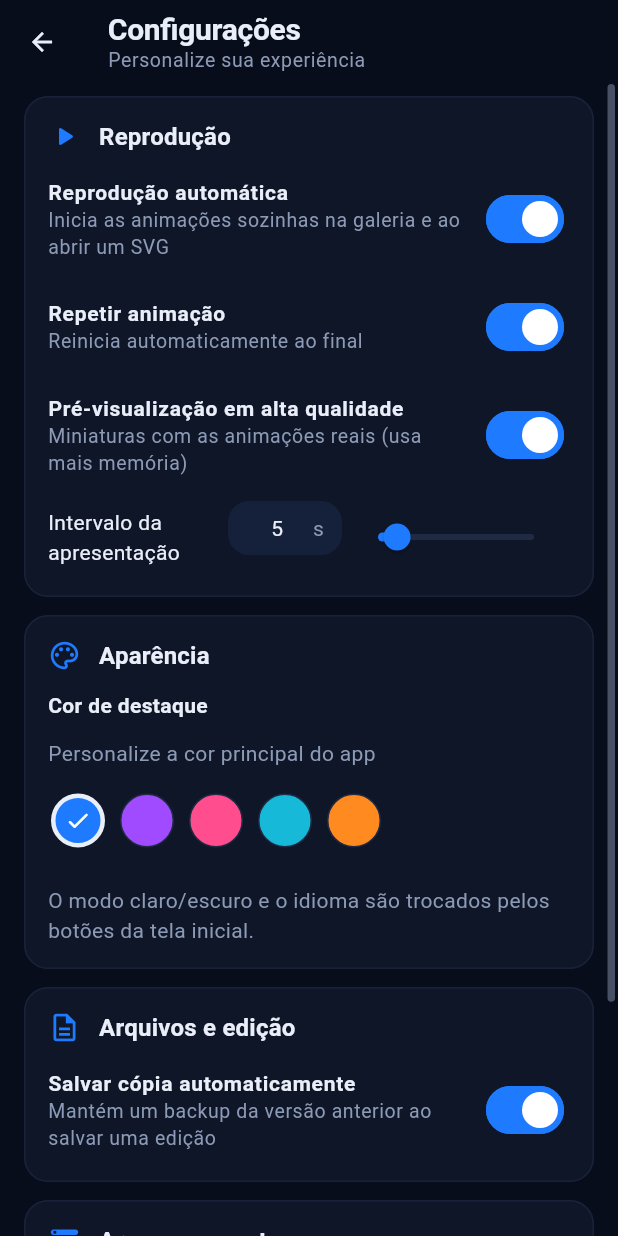
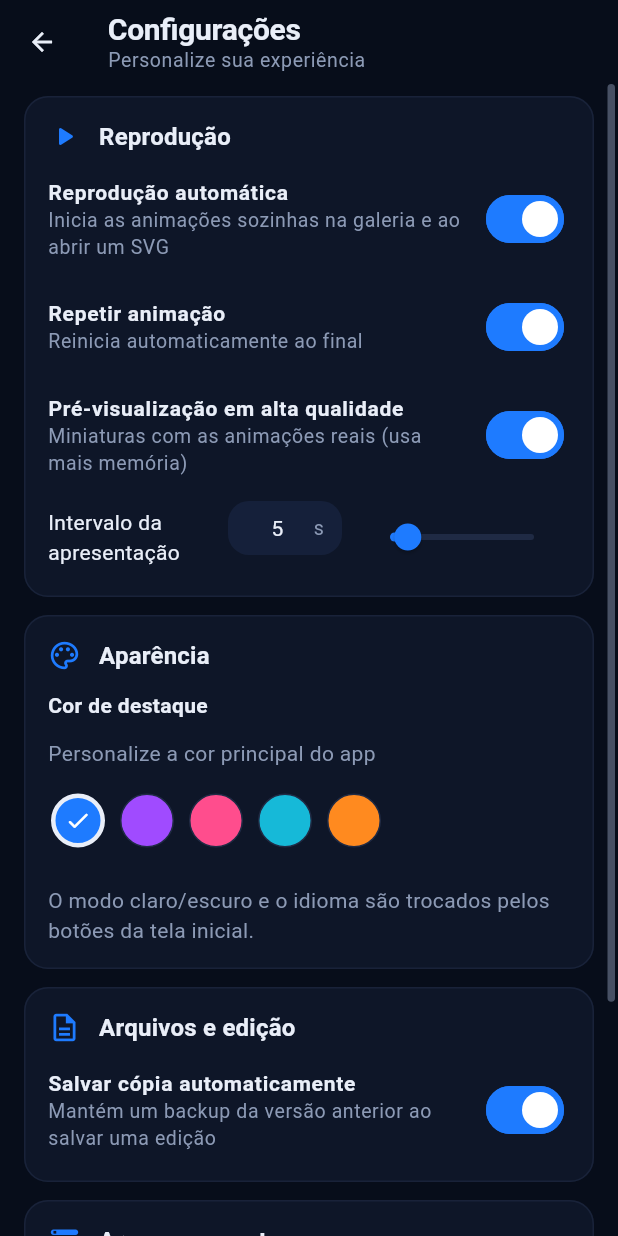
Before and after one commit to lianeheidemann/svg-motion-gallery, a Flutter app: the SettingsScreen screen opened directly, on a phone screen of 412 x 824 dp. Run offline on Flutter 3.47's test engine with Material 3 defaults, Android fonts, the phone set to English and light mode, and no system bars; our stand-ins replace file_picker, flutter_svg, share_plus, shared_preferences, web, webview_flutter; missing offline and left inert: dart:js_interop; accounts and stored records are empty; generated files the repository leaves out were written again.

Commit message:
Standardize interface component sizing

```diff
--- a/packages/design_system/lib/src/widgets/slider_field.dart
+++ b/packages/design_system/lib/src/widgets/slider_field.dart
@@ -2,6 +2,7 @@ import 'package:flutter/material.dart';
 import 'package:flutter/services.dart';
 
 import '../theme/gallery_colors.dart';
+import '../theme/tokens.dart';
 
 /// A labeled adjustment with a slider bar and a numeric field kept in sync.
 ///
@@ -41,14 +42,16 @@ class SliderField extends StatefulWidget {
 }
 
 class _SliderFieldState extends State<SliderField> {
-  late final TextEditingController _text = TextEditingController(text: _format(widget.value));
+  late final TextEditingController _text =
+      TextEditingController(text: _format(widget.value));
   final _focus = FocusNode();
 
   bool get _enabled => widget.onChanged != null || widget.onChangeEnd != null;
 
   String _format(double value) => value.toStringAsFixed(widget.fractionDigits);
 
-  double _clamp(double value) => value.clamp(widget.min, widget.max).toDouble();
+  double _clamp(double value) =>
+      value.clamp(widget.min, widget.max).toDouble();
 
   @override
   void initState() {
@@ -74,7 +77,9 @@ class _SliderFieldState extends State<SliderField> {
   }
 
   void _submit(String raw) {
-    final parsed = double.tryParse(raw.replaceAll(',', '.').replaceAll(widget.unit, '').trim());
+    final parsed = double.tryParse(
+      raw.replaceAll(',', '.').replaceAll(widget.unit, '').trim(),
+    );
     if (parsed == null) {
       _text.text = _format(widget.value);
       return;
@@ -90,7 +95,9 @@ class _SliderFieldState extends State<SliderField> {
   Widget build(BuildContext context) {
     final theme = Theme.of(context);
     final value = _clamp(widget.value);
-    return Row(
+    return SizedBox(
+      height: AppSizes.inputHeight,
+      child: Row(
         children: [
           SizedBox(
             width: widget.labelWidth,
@@ -102,25 +109,35 @@ class _SliderFieldState extends State<SliderField> {
             ),
           ),
           SizedBox(
-          width: 76,
+            width: AppSizes.sliderFieldWidth,
+            height: AppSizes.inputHeight,
             child: TextField(
               controller: _text,
               focusNode: _focus,
               enabled: _enabled,
               textAlign: TextAlign.center,
+              style: theme.textTheme.bodyMedium,
               keyboardType: TextInputType.numberWithOptions(
                 signed: widget.min < 0,
                 decimal: widget.fractionDigits > 0,
               ),
-            inputFormatters: [FilteringTextInputFormatter.allow(RegExp(r'[-0-9.,]'))],
+              inputFormatters: [
+                FilteringTextInputFormatter.allow(RegExp(r'[-0-9.,]')),
+              ],
               decoration: InputDecoration(
                 suffixText: widget.unit,
-              suffixStyle: TextStyle(color: GalleryColors.of(context).muted),
-              contentPadding: const EdgeInsets.symmetric(horizontal: 8, vertical: 8),
+                suffixStyle: theme.textTheme.bodySmall?.copyWith(
+                  color: GalleryColors.of(context).muted,
+                ),
+                contentPadding: const EdgeInsets.symmetric(
+                  horizontal: 8,
+                  vertical: 8,
+                ),
               ),
               onSubmitted: _submit,
             ),
           ),
+          const SizedBox(width: AppSpacing.sm),
           Expanded(
             child: Slider(
               value: value,
@@ -128,7 +145,8 @@ class _SliderFieldState extends State<SliderField> {
               max: widget.max,
               divisions: widget.divisions,
               label: '${_format(value)}${widget.unit}',
-            semanticFormatterCallback: (v) => '${widget.label} ${_format(v)}${widget.unit}',
+              semanticFormatterCallback: (v) =>
+                  '${widget.label} ${_format(v)}${widget.unit}',
               onChanged: _enabled
                   ? (v) {
                       _text.text = _format(v);
@@ -139,6 +157,7 @@ class _SliderFieldState extends State<SliderField> {
             ),
           ),
         ],
+      ),
     );
   }
 }
```
Lines whose indentation alone changed are shown as unchanged.
